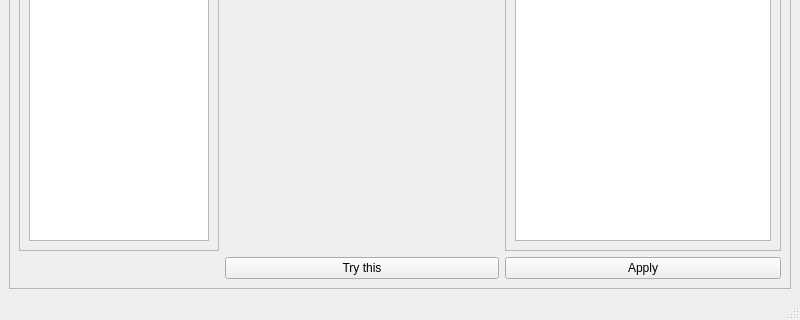
Before: the Qt Designer form keyboardcontrolv3/ui/main_ui.ui in Vaisakhkm2625/keyboardcontrolV3, drawn with Qt 5; both pictures show x 0 to 800 and y 280 to 600 of the 800 by 600 pixel window.
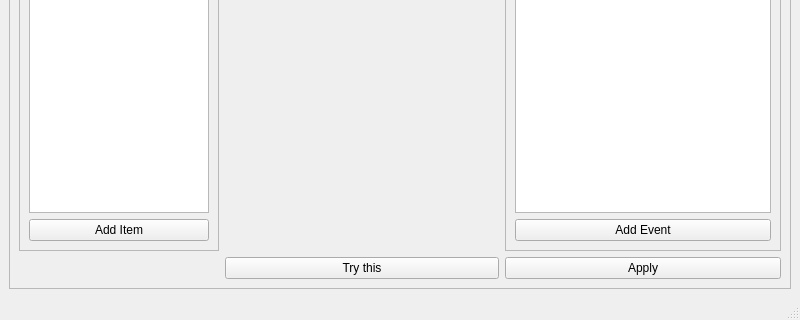
After: the same form once the commit is applied.

Commit message: added button to add item

```diff
--- a/keyboardcontrolv3/ui/main_ui.ui
+++ b/keyboardcontrolv3/ui/main_ui.ui
@@ -131,6 +131,13 @@
            <item>
             <widget class="QListWidget" name="event_list"/>
            </item>
+           <item>
+            <widget class="QPushButton" name="add_event">
+             <property name="text">
+              <string>Add Event</string>
+             </property>
+            </widget>
+           </item>
           </layout>
          </widget>
         </widget>
@@ -245,6 +252,13 @@
              </property>
             </widget>
            </item>
+           <item>
+            <widget class="QPushButton" name="add_item">
+             <property name="text">
+              <string>Add Item</string>
+             </property>
+            </widget>
+           </item>
           </layout>
          </widget>
         </widget>
```
The commit also changes 1 other file.
